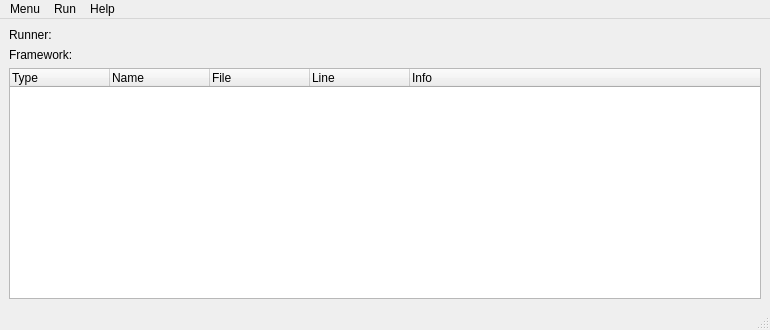
The window that src/TestParser/View/MainWindow.ui (matcatc/Test_Parser) describes before a commit, drawn with Qt 5.
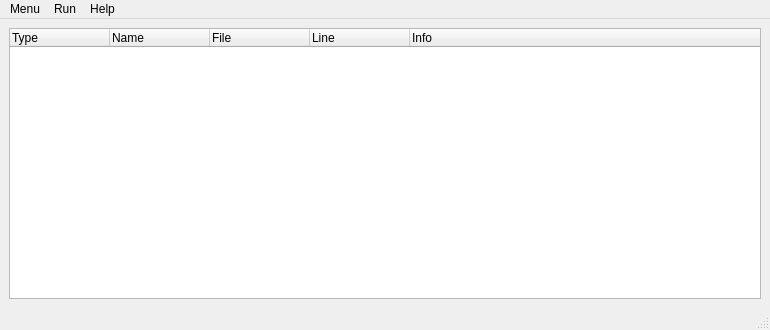
The same window after the commit.

Commit message:
moved runner info to title bar
closes gh-68

The edit to the form file:
```diff
--- a/src/TestParser/View/MainWindow.ui
+++ b/src/TestParser/View/MainWindow.ui
@@ -18,20 +18,6 @@
   </property>
   <widget class="QWidget" name="centralwidget">
    <layout class="QVBoxLayout" name="verticalLayout">
-    <item>
-     <widget class="QLabel" name="runnerLabel">
-      <property name="text">
-       <string>Runner:</string>
-      </property>
-     </widget>
-    </item>
-    <item>
-     <widget class="QLabel" name="frameworkLabel">
-      <property name="text">
-       <string>Framework:</string>
-      </property>
-     </widget>
-    </item>
     <item>
      <widget class="QTreeWidget" name="treeWidget">
       <property name="autoFillBackground">
```
The commit also changes 1 other file.
